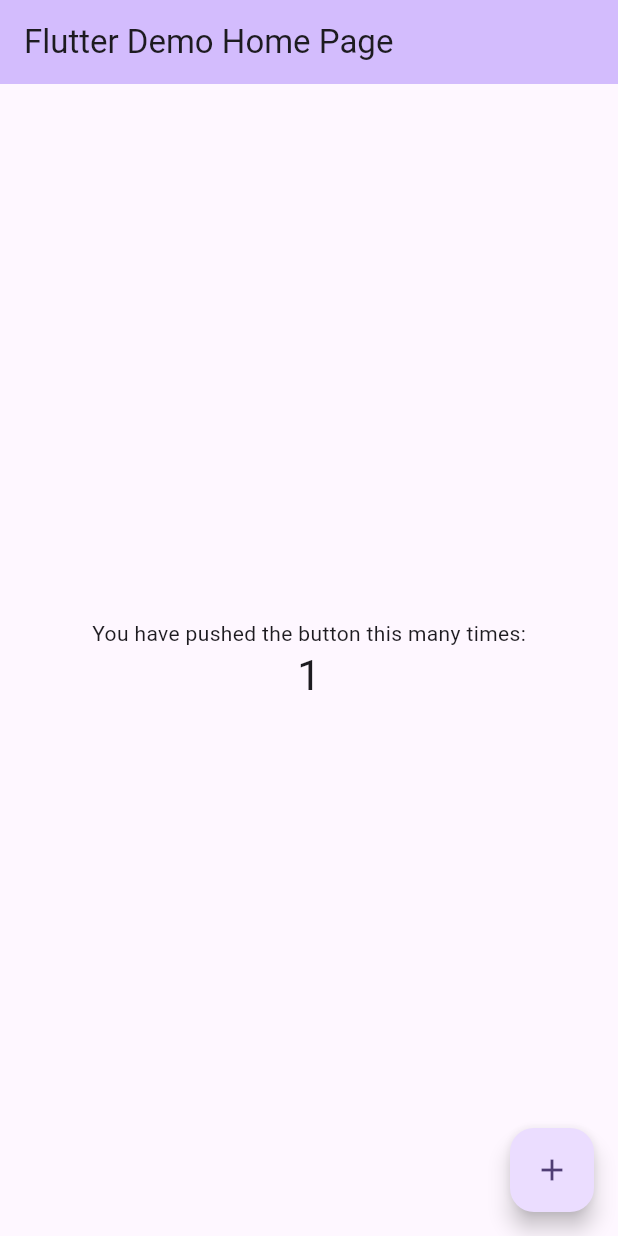
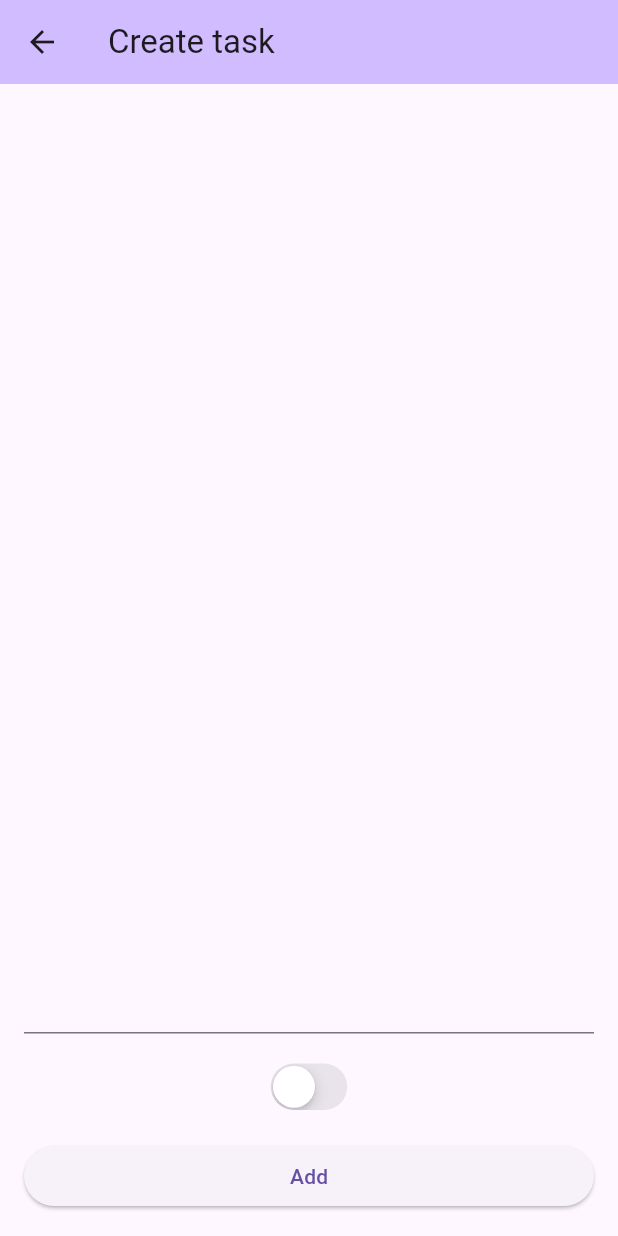
Before and after one commit to mso7nueh/todo_test_ruskvant, a Flutter app: the screen it shows after launch, after a tap on the "add" icon, on a phone screen of 412 x 824 dp. Run offline on Flutter 3.47's test engine with Material 3 defaults, Android fonts, the phone set to English and light mode, and no system bars; our stand-ins replace dio, freezed_annotation, get, get_it, retrofit; generated files the repository leaves out were written again; network calls fail.

Commit message:
main screen with todo and screen for add/edit todo

```diff
--- /dev/null
+++ b/lib/features/main/models/todo_model.dart
@@ -0,0 +1,16 @@
+import 'package:freezed_annotation/freezed_annotation.dart';
+
+part 'todo_model.freezed.dart';
+
+part 'todo_model.g.dart';
+
+@freezed
+class TodoModel with _$TodoModel {
+  const factory TodoModel({
+    required int id,
+    required String title,
+    required bool completed,
+  }) = _TodoModel;
+
+  factory TodoModel.fromJson(Map<String, Object?> json) => _$TodoModelFromJson(json);
+}
--- /dev/null
+++ b/lib/features/main/presentation/getx/todo_controller.dart
@@ -0,0 +1,63 @@
+import 'package:get/get.dart';
+import 'package:todo_test_ruskvant/features/main/models/todo_model.dart';
+import 'package:todo_test_ruskvant/features/main/repositories/todo_repository.dart';
+
+class TodoController extends GetxController with StateMixin<List<TodoModel>> {
+  final TodoRepository todoRepository;
+  late final List<TodoModel> todoList;
+
+  TodoController({
+    required this.todoRepository,
+  });
+
+  @override
+  void onInit() {
+    getTodoList();
+    super.onInit();
+  }
+
+  void getTodoList() async {
+    change(null, status: RxStatus.loading());
+    try {
+      final todoListFromDataSource = await todoRepository.getTodoList();
+      todoList = todoListFromDataSource;
+      change(todoList, status: RxStatus.success());
+    } catch (e) {
+      todoList = [];
+      change(null, status: RxStatus.error(e.toString()));
+    }
+  }
+
+  void changeTodoItem({
+    required TodoModel todoItem,
+    bool? completed,
+    String? title,
+  }) {
+    int index = todoList.indexOf(todoItem);
+    todoList[index] = todoList[index].copyWith(
+      completed: completed ?? todoList[index].completed,
+      title: title ?? todoList[index].title,
+    );
+    change(todoList, status: RxStatus.success());
+  }
+
+  void addTodoItem({
+    required bool completed,
+    required String title,
+  }) {
+    todoList.insert(
+      0,
+      TodoModel(
+        id: todoList.length + 1,
+        title: title,
+        completed: completed,
+      ),
+    );
+    change(todoList, status: RxStatus.success());
+  }
+
+  void removeLastTask() {
+    todoList.removeAt(0);
+    change(todoList, status: RxStatus.success());
+  }
+}
--- /dev/null
+++ b/lib/features/main/presentation/pages/main_screen.dart
@@ -0,0 +1,61 @@
+import 'package:flutter/cupertino.dart';
+import 'package:flutter/material.dart';
+import 'package:get/get.dart';
+import 'package:todo_test_ruskvant/features/main/presentation/getx/todo_controller.dart';
+import 'package:todo_test_ruskvant/features/main/presentation/pages/todo_form_screen.dart';
+import 'package:todo_test_ruskvant/features/main/presentation/widgets/todo_item_widget.dart';
+import 'package:todo_test_ruskvant/locator_service.dart';
+
+class MainScreen extends StatefulWidget {
+  const MainScreen({
+    super.key,
+    required this.title,
+  });
+
+  final String title;
+
+  @override
+  State<MainScreen> createState() => _MainScreenState();
+}
+
+class _MainScreenState extends State<MainScreen> {
+  final TodoController todoController = sl();
+
+  void goToCreateTaskScreen() => Navigator.push(
+        context,
+        MaterialPageRoute(
+          builder: (context) => const TodoFormScreen(),
+        ),
+      );
+
+  @override
+  Widget build(BuildContext context) {
+    return Scaffold(
+      appBar: AppBar(
+        backgroundColor: Theme.of(context).colorScheme.inversePrimary,
+        title: Text(widget.title),
+      ),
+      body: todoController.obx(
+        (state) => ListView.builder(
+          itemBuilder: (context, index) {
+            return TodoItemWidget(
+              todoModel: state[index],
+            );
+          },
+          itemCount: state!.length,
+        ),
+        onError: (error) => Center(
+          child: Text(error.toString()),
+        ),
+        onLoading: const Center(
+          child: CupertinoActivityIndicator(),
+        ),
+      ),
+      floatingActionButton: FloatingActionButton(
+        onPressed: goToCreateTaskScreen,
+        tooltip: 'Add task',
+        child: const Icon(Icons.add),
+      ),
+    );
+  }
+}
--- /dev/null
+++ b/lib/features/main/presentation/pages/todo_form_screen.dart
@@ -0,0 +1,93 @@
+import 'package:flutter/cupertino.dart';
+import 'package:flutter/material.dart';
+import 'package:get/get.dart';
+import 'package:todo_test_ruskvant/features/main/models/todo_model.dart';
+import 'package:todo_test_ruskvant/features/main/presentation/getx/todo_controller.dart';
+import 'package:todo_test_ruskvant/locator_service.dart';
+
+class TodoFormScreen extends StatefulWidget {
+  final TodoModel? todoModel;
+
+  const TodoFormScreen({
+    super.key,
+    this.todoModel,
+  });
+
+  @override
+  State<TodoFormScreen> createState() => _TodoFormScreenState();
+}
+
+class _TodoFormScreenState extends State<TodoFormScreen> {
+  final TodoController todoController = sl();
+  late final TextEditingController textEditingController;
+  late bool isCompleted;
+
+  @override
+  void initState() {
+    isCompleted = widget.todoModel?.completed ?? false;
+    textEditingController = TextEditingController(text: widget.todoModel != null ? widget.todoModel!.title : '');
+    super.initState();
+  }
+
+  @override
+  Widget build(BuildContext context) {
+    return Scaffold(
+      appBar: AppBar(
+        backgroundColor: Theme.of(context).colorScheme.inversePrimary,
+        title: Text(widget.todoModel != null ? widget.todoModel!.id.toString() : 'Create task'),
+      ),
+      body: Padding(
+        padding: const EdgeInsets.all(16),
+        child: Column(
+          mainAxisAlignment: MainAxisAlignment.end,
+          children: [
+            TextFormField(
+              controller: textEditingController,
+            ),
+            const SizedBox(height: 16),
+            CupertinoSwitch(
+              value: isCompleted,
+              onChanged: (value) {
+                setState(() {
+                  isCompleted = value;
+                });
+              },
+            ),
+            const SizedBox(height: 16),
+            SizedBox(
+              width: double.infinity,
+              child: ElevatedButton(
+                onPressed: () {
+                  if (widget.todoModel != null) {
+                    todoController.changeTodoItem(
+                      todoItem: widget.todoModel!,
+                      completed: isCompleted,
+                      title: textEditingController.text,
+                    );
+                  } else {
+                    todoController.addTodoItem(
+                      completed: isCompleted,
+                      title: textEditingController.text,
+                    );
+                    ScaffoldMessenger.of(context).showSnackBar(SnackBar(
+                      content: const Text('Task added successfully!'),
+                      duration: const Duration(seconds: 3),
+                      action: SnackBarAction(
+                        label: 'Undo',
+                        onPressed: () {
+                          todoController.removeLastTask();
+                        },
+                      ),
+                    ));
+                  }
+                  Navigator.pop(context);
+                },
+                child: Text(widget.todoModel != null ? 'Save' : 'Add'),
+              ),
+            ),
+          ],
+        ),
+      ),
+    );
+  }
+}
--- /dev/null
+++ b/lib/features/main/repositories/todo_repository.dart
@@ -0,0 +1,20 @@
+import 'package:todo_test_ruskvant/features/main/models/todo_model.dart';
+import 'package:todo_test_ruskvant/features/main/services/todo_service.dart';
+
+class TodoRepository {
+  final TodoService todoService;
+
+  TodoRepository({
+    required this.todoService,
+  });
+
+  /// TODO "dartz" package Either<Failure, Result> for error handling
+  Future<List<TodoModel>> getTodoList() async {
+    try {
+      return await todoService.getTodoList();
+    } catch (e) {
+      print(e);
+      return [];
+    }
+  }
+}
--- /dev/null
+++ b/lib/locator_service.dart
@@ -0,0 +1,28 @@
+import 'package:get/get.dart';
+import 'package:get_it/get_it.dart';
+import 'package:dio/dio.dart';
+import 'package:todo_test_ruskvant/features/main/presentation/getx/todo_controller.dart';
+import 'package:todo_test_ruskvant/features/main/repositories/todo_repository.dart';
+import 'package:todo_test_ruskvant/features/main/services/todo_service.dart';
+
+final sl = GetIt.instance;
+
+Future<void> init() async {
+  // GetX
+  sl.registerLazySingleton<TodoController>(() => Get.put(TodoController(todoRepository: sl())));
+
+  // Repository
+  sl.registerLazySingleton<TodoRepository>(() => TodoRepository(todoService: sl()));
+
+  // Services
+  sl.registerLazySingleton<TodoService>(() => TodoService(sl()));
+
+  // External
+  sl.registerLazySingleton(
+    () => Dio(
+      BaseOptions(
+        baseUrl: 'https://jsonplaceholder.typicode.com',
+      ),
+    ),
+  );
+}
--- a/lib/main.dart
+++ b/lib/main.dart
@@ -1,125 +1,27 @@
 import 'package:flutter/material.dart';
+import 'package:todo_test_ruskvant/features/main/presentation/pages/main_screen.dart';
+import 'locator_service.dart' as di;
 
-void main() {
+void main() async {
+  WidgetsFlutterBinding.ensureInitialized();
+  await di.init();
   runApp(const MyApp());
 }
 
 class MyApp extends StatelessWidget {
-  const MyApp({super.key});
+  const MyApp({
+    super.key,
+  });
 
-  // This widget is the root of your application.
   @override
   Widget build(BuildContext context) {
     return MaterialApp(
-      title: 'Flutter Demo',
-      theme: ThemeData(
-        // This is the theme of your application.
-        //
-        // TRY THIS: Try running your application with "flutter run". You'll see
-        // the application has a purple toolbar. Then, without quitting the app,
-        // try changing the seedColor in the colorScheme below to Colors.green
-        // and then invoke "hot reload" (save your changes or press the "hot
-        // reload" button in a Flutter-supported IDE, or press "r" if you used
-        // the command line to start the app).
-        //
-        // Notice that the counter didn't reset back to zero; the application
-        // state is not lost during the reload. To reset the state, use hot
-        // restart instead.
-        //
-        // This works for code too, not just values: Most code changes can be
-        // tested with just a hot reload.
-        colorScheme: ColorScheme.fromSeed(seedColor: Colors.deepPurple),
-        useMaterial3: true,
-      ),
-      home: const MyHomePage(title: 'Flutter Demo Home Page'),
+      title: 'TODO',
+      theme: ThemeData.light(),
+      themeMode: ThemeMode.system,
+      darkTheme: ThemeData.dark(),
+      debugShowCheckedModeBanner: false,
+      home: const MainScreen(title: 'TODO'),
     );
   }
 }
-
-class MyHomePage extends StatefulWidget {
-  const MyHomePage({super.key, required this.title});
-
-  // This widget is the home page of your application. It is stateful, meaning
-  // that it has a State object (defined below) that contains fields that affect
-  // how it looks.
-
-  // This class is the configuration for the state. It holds the values (in this
-  // case the title) provided by the parent (in this case the App widget) and
-  // used by the build method of the State. Fields in a Widget subclass are
-  // always marked "final".
-
-  final String title;
-
-  @override
-  State<MyHomePage> createState() => _MyHomePageState();
-}
-
-class _MyHomePageState extends State<MyHomePage> {
-  int _counter = 0;
-
-  void _incrementCounter() {
-    setState(() {
-      // This call to setState tells the Flutter framework that something has
-      // changed in this State, which causes it to rerun the build method below
-      // so that the display can reflect the updated values. If we changed
-      // _counter without calling setState(), then the build method would not be
-      // called again, and so nothing would appear to happen.
-      _counter++;
-    });
-  }
-
-  @override
-  Widget build(BuildContext context) {
-    // This method is rerun every time setState is called, for instance as done
-    // by the _incrementCounter method above.
-    //
-    // The Flutter framework has been optimized to make rerunning build methods
-    // fast, so that you can just rebuild anything that needs updating rather
-    // than having to individually change instances of widgets.
-    return Scaffold(
-      appBar: AppBar(
-        // TRY THIS: Try changing the color here to a specific color (to
-        // Colors.amber, perhaps?) and trigger a hot reload to see the AppBar
-        // change color while the other colors stay the same.
-        backgroundColor: Theme.of(context).colorScheme.inversePrimary,
-        // Here we take the value from the MyHomePage object that was created by
-        // the App.build method, and use it to set our appbar title.
-        title: Text(widget.title),
-      ),
-      body: Center(
-        // Center is a layout widget. It takes a single child and positions it
-        // in the middle of the parent.
-        child: Column(
-          // Column is also a layout widget. It takes a list of children and
-          // arranges them vertically. By default, it sizes itself to fit its
-          // children horizontally, and tries to be as tall as its parent.
-          //
-          // Column has various properties to control how it sizes itself and
-          // how it positions its children. Here we use mainAxisAlignment to
-          // center the children vertically; the main axis here is the vertical
-          // axis because Columns are vertical (the cross axis would be
-          // horizontal).
-          //
-          // TRY THIS: Invoke "debug painting" (choose the "Toggle Debug Paint"
-          // action in the IDE, or press "p" in the console), to see the
-          // wireframe for each widget.
-          mainAxisAlignment: MainAxisAlignment.center,
-          children: <Widget>[
-            const Text(
-              'You have pushed the button this many times:',
-            ),
-            Text(
-              '$_counter',
-              style: Theme.of(context).textTheme.headlineMedium,
-            ),
-          ],
-        ),
-      ),
-      floatingActionButton: FloatingActionButton(
-        onPressed: _incrementCounter,
-        tooltip: 'Increment',
-        child: const Icon(Icons.add),
-      ), // This trailing comma makes auto-formatting nicer for build methods.
-    );
-  }
-}
```
Also changed, not shown: lib/features/main/presentation/widgets/todo_item_widget.dart (added, +64 -0 lines), lib/features/main/services/todo_service.dart (added, +13 -0 lines), pubspec.yaml (+9 -0 lines), lib/features/main/models/todo_model.freezed.dart (added), lib/features/main/models/todo_model.g.dart (added), lib/features/main/services/todo_service.g.dart (added), pubspec.lock.
